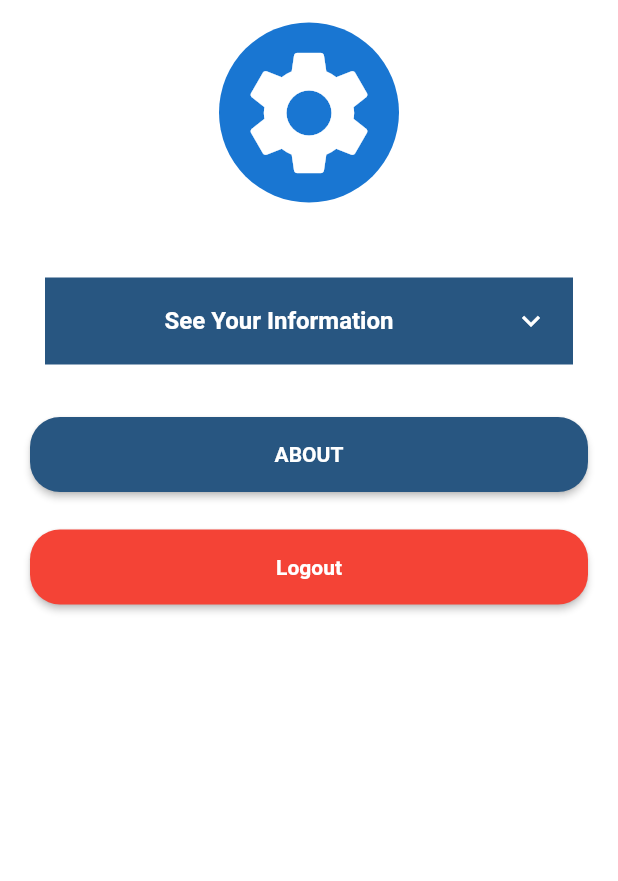
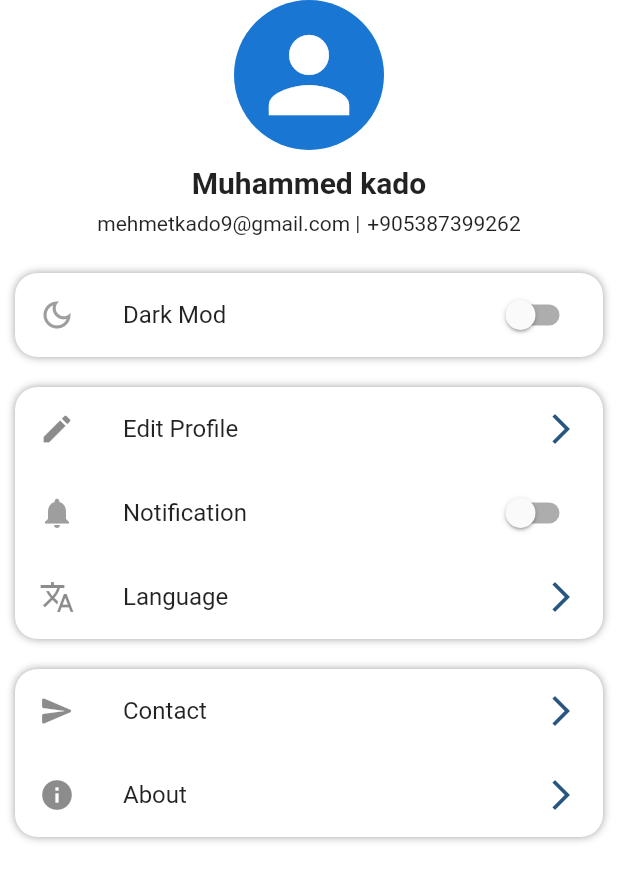
Before and after one commit to muhammedkado/kado_jop_app, a Flutter app: the Setting_Screen screen opened directly, on a phone screen of 412 x 824 dp. Shown: the top 881 px of the screen. Run offline on Flutter 3.47's test engine with Material 2 defaults, Android fonts, the phone set to English and light mode, and no system bars; our stand-ins replace bloc, carousel_pro_nullsafety, carousel_slider, cloud_firestore, conditional_builder_null_safety, firebase_auth and 5 more; accounts and stored records are empty; network calls fail.

Commit message:
finish build Setting layout

```diff
--- a/lib/layout/home_layout.dart
+++ b/lib/layout/home_layout.dart
@@ -13,12 +13,20 @@ class Home_layout extends StatelessWidget {
       listener: (context, state) {},
       builder: (context, state) => Scaffold(
         appBar: AppBar(
+        titleSpacing: 10,
+          elevation: 0.2,
           title: Text(cubit.title[cubit.currentIndex]),
           actions: [
             IconButton(
                 onPressed: () {},
-                icon: Icon(
-                  Icons.notifications_active_outlined,
+                icon:const Icon(
+                  Icons.search,
+                  color: defaultColor,
+                )),
+            IconButton(
+                onPressed: () {},
+                icon:const Icon(
+                  Icons.notifications,
                   color: defaultColor,
                 ))
           ],
--- a/lib/main.dart
+++ b/lib/main.dart
@@ -6,6 +6,7 @@ import 'package:kadojopapp/layout/cubit/states.dart';
 import 'package:kadojopapp/layout/home_layout.dart';
 import 'package:kadojopapp/modules/login/login_screen.dart';
 import 'package:firebase_core/firebase_core.dart';
+import 'package:kadojopapp/modules/setting/cubit/cubit.dart';
 import 'package:kadojopapp/shard/components/constants.dart';
 import 'package:kadojopapp/shard/network/local/CachHelper.dart';
 import 'package:kadojopapp/shard/styles/thememod.dart';
@@ -36,9 +37,16 @@ class MyApp extends StatelessWidget {
   // This widget is the root of your application.
   @override
   Widget build(BuildContext context) {
-    return BlocProvider(
-        create: (context) => HomeCubit()..getUserData(),
-        child: BlocConsumer<HomeCubit, HomeState>(
+    return MultiBlocProvider(
+      providers: [
+        BlocProvider(
+          create: (context) => SettingCubit(),
+        ),
+        BlocProvider(
+          create: (context) => HomeCubit(),
+        ),
+      ],
+      child: BlocConsumer<HomeCubit,HomeState>(
         listener: (context, state) {},
         builder: (context, state) {
           return MaterialApp(
@@ -48,6 +56,7 @@ class MyApp extends StatelessWidget {
             home: startScreen,
           );
         },
-        ));
+      ),
+    );
   }
 }
--- /dev/null
+++ b/lib/modules/setting/cubit/cubit.dart
@@ -0,0 +1,22 @@
+import 'package:bloc/bloc.dart';
+import 'package:flutter_bloc/flutter_bloc.dart';
+import 'package:kadojopapp/modules/setting/cubit/states.dart';
+
+class SettingCubit extends Cubit<SettingStates>{
+  SettingCubit() : super(SettingInitialState());
+
+  static SettingCubit get(context)=>BlocProvider.of(context);
+
+  bool isOff=false;
+  void changeNotification(index)
+  {
+    isOff=index;
+    emit(NotificationButtonSuccessState());
+
+
+  }
+
+
+
+
+}
--- /dev/null
+++ b/lib/modules/setting/cubit/states.dart
@@ -0,0 +1,4 @@
+abstract class SettingStates{}
+
+class SettingInitialState extends SettingStates{}
+class NotificationButtonSuccessState extends SettingStates{}
--- a/lib/modules/setting/setting_screen.dart
+++ b/lib/modules/setting/setting_screen.dart
@@ -1,109 +1,218 @@
 import 'package:flutter/material.dart';
 import 'package:flutter_bloc/flutter_bloc.dart';
-import 'package:kadojopapp/Model/shar.dart';
-import 'package:kadojopapp/components/components.dart';
-import 'package:kadojopapp/layout/cubit/cubit.dart';
-import 'package:kadojopapp/layout/cubit/states.dart';
-import 'package:kadojopapp/modules/setting/aboutapp_screen.dart';
-
+import 'package:kadojopapp/modules/setting/cubit/cubit.dart';
+import 'package:kadojopapp/modules/setting/cubit/states.dart';
+import 'package:kadojopapp/shard/styles/colors.dart';
 
 class Setting_Screen extends StatelessWidget {
 //  final user = FirebaseAuth.instance.currentUser!;
+
   @override
   Widget build(BuildContext context) {
-    return BlocConsumer<HomeCubit,HomeState>(
-      listener: (context,state){},
-      builder: (context,state){
-        return   Scaffold(
+    return BlocConsumer<SettingCubit, SettingStates>(
+      listener: (context, state) {},
+      builder: (context, state) {
+        return Scaffold(
           body: SingleChildScrollView(
             child: Center(
-                child: Padding(
-                  padding: const EdgeInsets.only(
-                    top: 15,
-                    left: 20,
-                    right: 20,
+              child: Column(
+                crossAxisAlignment: CrossAxisAlignment.start,
+                children: [
+                  const Align(
+                    child: CircleAvatar(
+                      radius: 50,
+                      child: Icon(
+                        Icons.person,
+                        size: 80,
+                      ),
+                    ),
+                  ),
+                 const SizedBox(
+                    height: 10,
+                  ),
+                  const Align(
+                    child: Text(
+                      'Muhammed kado',
+                      style:
+                          TextStyle(fontSize: 20, fontWeight: FontWeight.bold),
+                    ),
+                  ),
+                  const SizedBox(
+                    height: 8,
+                  ),
+                  Row(
+                    mainAxisAlignment: MainAxisAlignment.center,
+                    children: const [
+                      Text(
+                        'mehmetkado9@gmail.com ',
+                        style: TextStyle(
+                          //color: Colors.grey
+                          fontSize: 14,
+                        ),
+                      ),
+                      SizedBox(
+                        width: 8,
+                        child: Text('|'),
+                      ),
+                      Text(
+                        '+905387399262',
+                        style: TextStyle(
+                          //color: Colors.grey
+                          fontSize: 14,
+                        ),
+                      ),
+                    ],
+                  ),
+                  const SizedBox(
+                    height: 15,
+                  ),
+                  Container(
+                    margin: const EdgeInsets.all(10),
+                    // padding: EdgeInsets.all(1),
+                    decoration: BoxDecoration(
+                      color: Colors.white,
+                      boxShadow: const [
+                        BoxShadow(
+                          blurRadius: 4,
+                          color: Colors.grey,
+                        )
+                      ],
+                      borderRadius: BorderRadiusDirectional.circular(15),
                     ),
                     child: Column(
+                      mainAxisSize: MainAxisSize.min,
                       children: [
-                      const CircleAvatar(
-                        radius: 60,
-                        child: Icon(Icons.settings, size: 100),
+                        ListTile(
+                          title: const Text('Dark Mod'),
+                          leading: Icon(
+                            SettingCubit.get(context).isOff == true
+                                ? Icons.dark_mode
+                                : Icons.dark_mode_outlined,
+                            color: SettingCubit.get(context).isOff == true
+                                ? defaultColor
+                                : Colors.grey,
                           ),
-                      spec,
-                      Column(
-                        children: [
-                          Padding(
-                            padding: EdgeInsets.all(10.0),
-                            child: ExpansionTile(
-                              textColor: TextColors,
-                              collapsedBackgroundColor: TextColors,
-                              iconColor: TextColors,
-                              collapsedIconColor: Colors.white,
-                              collapsedTextColor: Colors.white,
-                              childrenPadding: const EdgeInsets.symmetric(
-                                  horizontal: 10, vertical: 5),
-                              backgroundColor: Colors.white10,
-                              title: const Center(
-                                  child: Text(
-                                    'See Your Information',
-                                    style: TextStyle(fontWeight: FontWeight.bold
-                                      //color: Colors.black,
+                          trailing: Switch(
+                            activeColor: defaultColor,
+                            activeTrackColor: Colors.green,
+                            focusColor: Colors.red,
+                            value: SettingCubit.get(context).isOff,
+                            onChanged: (index) {
+                              SettingCubit.get(context)
+                                  .changeNotification(index);
+                            },
                           ),
-                                  )),
-                              children: [
-                                Text(
-                                  'Email : user.email',
-                                  style:const TextStyle(
-                                      fontSize: 20, fontWeight: FontWeight.bold),
                         ),
                       ],
                     ),
                   ),
-                          const SizedBox(
-                            height: 25,
+                  Container(
+                    margin: const EdgeInsets.all(10),
+                    // padding: EdgeInsets.all(1),
+                    decoration: BoxDecoration(
+                      color: Colors.white,
+                      boxShadow: const [
+                        BoxShadow(
+                          blurRadius: 4,
+                          color: Colors.grey,
+                        )
+                      ],
+                      borderRadius: BorderRadiusDirectional.circular(15),
                     ),
-                          SizedBox(
-                            width: 500,
-                            height: 50,
-                            child: defoultButtun(
-                              text: 'About',
-                              function: () {
-                                Navigator.push(
-                                    context,
-                                    MaterialPageRoute(
-                                        builder: (context) => AboutApp()));
-                              }, ), ), ], ),
-                      const   SizedBox(
-                        height: 25,
+                    child: Column(
+                      mainAxisSize: MainAxisSize.min,
+                      children: [
+                        ListTile(
+                          onTap: () {},
+                          title: const Text('Edit Profile'),
+                          leading: const Icon(Icons.edit),
+                          // subtitle:const Text('Name, Email, Password, Phone'),
+                          trailing: const Icon(
+                            Icons.arrow_forward_ios,
+                            color: defaultColor,
                           ),
-                      SizedBox(
-                        height: 50,
-                        width: 500,
-                        child: MaterialButton(
-                          color: Colors.red,
-                          onPressed: () {
-                          //  FirebaseAuth.instance.signOut().then((value) {
-                            // print('signed out');
-                          //   Navigator.push(context,
-        // MaterialPageRoute(builder: (context) => Login()));
-                            //  });
+                        ),
+                        //Divider(),
+                        ListTile(
+                          title: const Text('Notification'),
+                          leading: Icon(
+                            SettingCubit.get(context).isOff == true
+                                ? Icons.notifications_active
+                                : Icons.notifications,
+                            color: SettingCubit.get(context).isOff == true
+                                ? defaultColor
+                                : Colors.grey,
+                          ),
+                          trailing: Switch(
+                            activeColor: defaultColor,
+                            activeTrackColor: Colors.green,
+                            focusColor: Colors.red,
+                            value: SettingCubit.get(context).isOff,
+                            onChanged: (index) {
+                              SettingCubit.get(context)
+                                  .changeNotification(index);
                             },
-                          shape: RoundedRectangleBorder(
-                              borderRadius: BorderRadius.circular(20)),
-                          child: const Text(
-                            'Logout',
-                            style: TextStyle(
-                                color: Colors.white, fontWeight: FontWeight.bold),
                           ),
+                        ),
+                        // Divider(),
+                        ListTile(
+                          onTap: () {},
+                          title: const Text('Language'),
+                          leading: const Icon(Icons.translate),
+                          trailing: const Icon(
+                            Icons.arrow_forward_ios,
+                            color: defaultColor,
+                          ),
+                        )
+                      ],
+                    ),
+                  ),
+                  Container(
+                    margin: const EdgeInsets.all(10),
+                    // padding: EdgeInsets.all(1),
+                    decoration: BoxDecoration(
+                      color: Colors.white,
+                      boxShadow: const [
+                        BoxShadow(
+                          blurRadius: 4,
+                          color: Colors.grey,
+                        )
+                      ],
+                      borderRadius: BorderRadiusDirectional.circular(15),
+                    ),
+                    child: Column(
+                      mainAxisSize: MainAxisSize.min,
+                      children: [
+                        ListTile(
+                          onTap: () {},
+                          title: const Text('Contact'),
+                          leading: const Icon(Icons.send_rounded),
+                          // subtitle:const Text('Name, Email, Password, Phone'),
+                          trailing: const Icon(
+                            Icons.arrow_forward_ios,
+                            color: defaultColor,
+                          ),
+                        ),
+                        ListTile(
+                          onTap: () {},
+                          title: const Text('About'),
+                          leading: const Icon(Icons.info),
+                          // subtitle:const Text('Name, Email, Password, Phone'),
+                          trailing: const Icon(
+                            Icons.arrow_forward_ios,
+                            color: defaultColor,
+                          ),
+                        ),
+
+                      ],
                     ),
                   ),
                 ],
               ),
-                )),
+            ),
           ),
         );
       },
-
     );
   }
 }
--- a/lib/modules/test.dart
+++ b/lib/modules/test.dart
@@ -121,3 +121,24 @@ width: 24,
 ),
 
  */
+
+//setting background Container
+/*
+                    height: 10,
+ Align(
+                            alignment: AlignmentDirectional.topCenter,
+                            child: Container(
+                              decoration: BoxDecoration(
+                                  color: Colors.grey[300],
+                                borderRadius: const BorderRadiusDirectional.vertical(
+                                    bottom: Radius.elliptical(50,50))
+                              ),
+
+                              width: double.infinity,
+                              height: 140,
+                            ),
+                          ),
+
+
+
+ */
```
Lines whose indentation alone changed are shown as unchanged.
